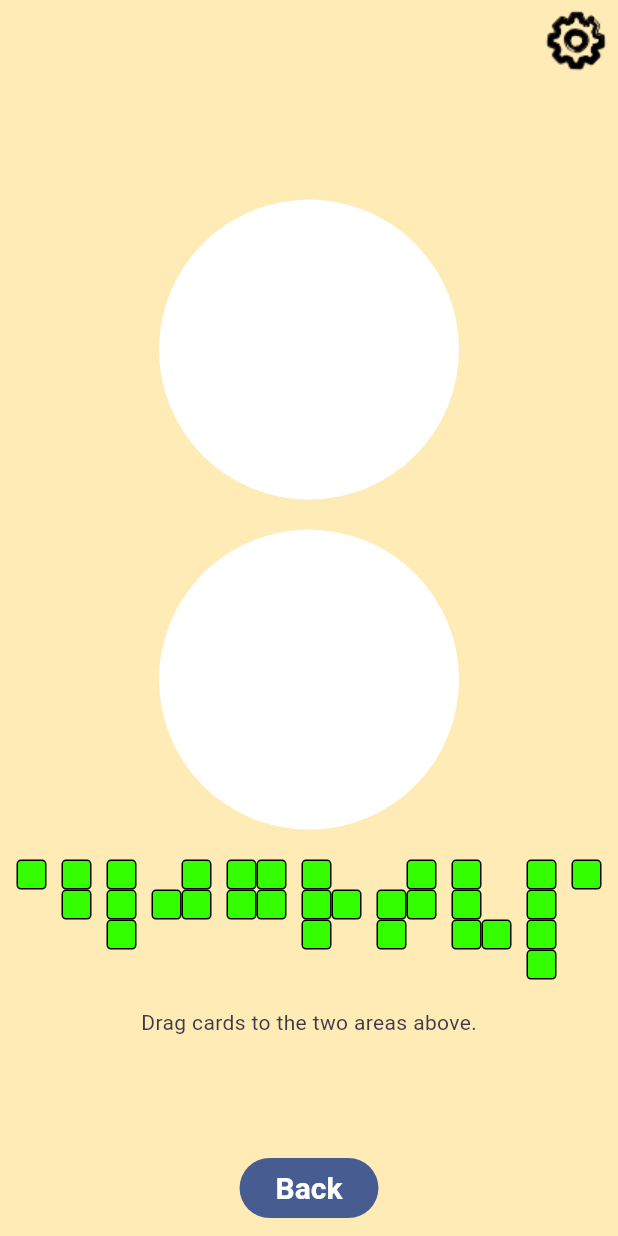
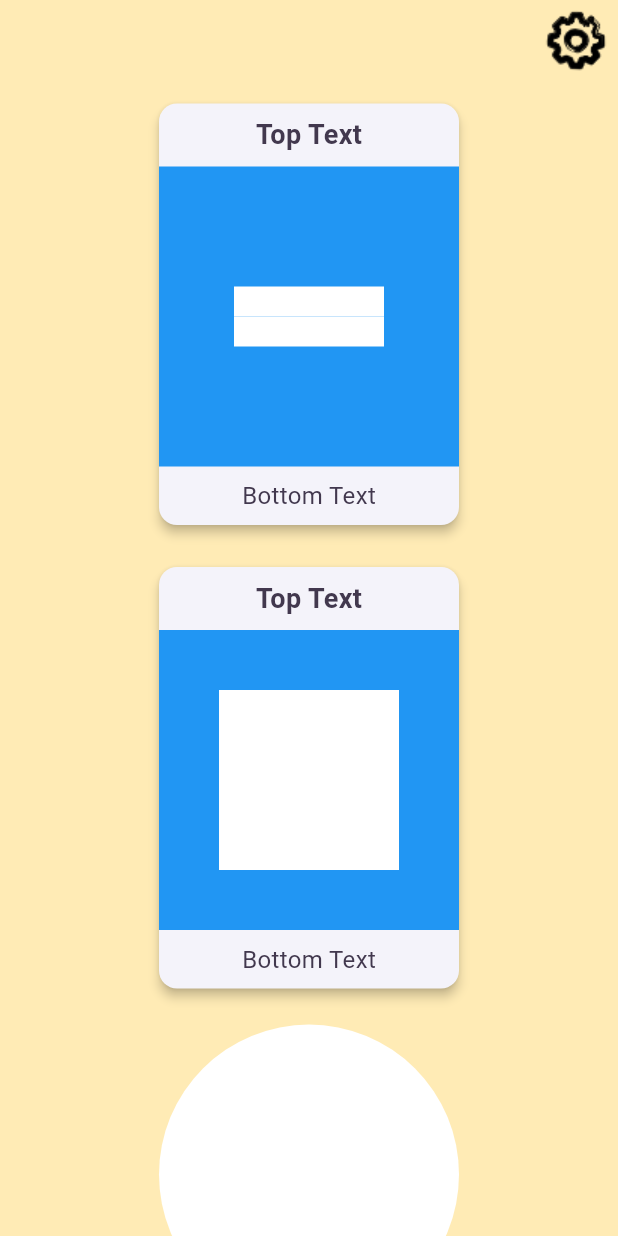
Before and after one commit to agthatch/power_panels, a Flutter app: the PlaySessionScreen screen opened by its route, on a phone screen of 412 x 824 dp. Run offline on Flutter 3.47's test engine with Material 3 defaults, Android fonts, the phone set to English and light mode, and no system bars; our stand-ins replace audioplayers, go_router, shared_preferences; accounts and stored records are empty.

Commit message:
Begin creating panels with drop areas

```diff
--- a/lib/game_internals/card/board_state.dart
+++ b/lib/game_internals/card/board_state.dart
@@ -2,6 +2,7 @@
 // for details. All rights reserved. Use of this source code is governed by a
 // BSD-style license that can be found in the LICENSE file.
 
+import 'package:card/game_internals/panel/panel.dart';
 import 'package:flutter/foundation.dart';
 
 import 'player.dart';
@@ -13,6 +14,10 @@ class BoardState {
   final PlayingArea areaOne = PlayingArea();
 
   final PlayingArea areaTwo = PlayingArea();
+
+  final Panel panelOne = Panel(dimX: 5, dimY: 2);
+
+  final Panel panelTwo = Panel(dimX: 6, dimY: 6);
 
   final Player player = Player();
 
--- /dev/null
+++ b/lib/game_internals/panel/panel.dart
@@ -0,0 +1,33 @@
+import 'dart:async';
+
+import 'package:async/async.dart';
+import 'package:card/game_internals/panel/panel_node.dart';
+
+class Panel {
+  final int dimX;
+  final int dimY;
+
+  late final List<List<PanelNode>> nodes;
+
+  Panel({required this.dimX, required this.dimY}) {
+    nodes = List.generate(dimX, (i) => List.generate(dimY, (j) => PanelNode()));
+  }
+
+  final StreamController<void> _playerChanges =
+      StreamController<void>.broadcast();
+
+  final StreamController<void> _remoteChanges =
+      StreamController<void>.broadcast();
+
+  /// A [Stream] that fires an event every time any change to this area is made.
+  Stream<void> get allChanges =>
+      StreamGroup.mergeBroadcast([remoteChanges, playerChanges]);
+
+  /// A [Stream] that fires an event every time a change is made _locally_,
+  /// by the player.
+  Stream<void> get playerChanges => _playerChanges.stream;
+
+  /// A [Stream] that fires an event every time a change is made _remotely_,
+  /// by another player.
+  Stream<void> get remoteChanges => _remoteChanges.stream;
+}
--- /dev/null
+++ b/lib/game_internals/panel/panel_node.dart
@@ -0,0 +1,4 @@
+class PanelNode {
+  bool highlighted = false;
+  bool occupied = false;
+}
--- a/lib/main_menu/main_menu_screen.dart
+++ b/lib/main_menu/main_menu_screen.dart
@@ -2,9 +2,6 @@
 // for details. All rights reserved. Use of this source code is governed by a
 // BSD-style license that can be found in the LICENSE file.
 
-import 'package:card/game_internals/piece_shapes.dart';
-import 'package:card/game_internals/playing_piece.dart';
-import 'package:card/play_session/playing_piece_widget.dart';
 import 'package:flutter/material.dart';
 import 'package:go_router/go_router.dart';
 import 'package:provider/provider.dart';
--- a/lib/play_session/card/board_widget.dart
+++ b/lib/play_session/card/board_widget.dart
@@ -3,6 +3,7 @@
 // BSD-style license that can be found in the LICENSE file.
 
 import 'package:card/game_internals/card/board_state.dart';
+import 'package:card/play_session/panel_widget.dart';
 import 'package:flutter/material.dart';
 import 'package:provider/provider.dart';
 
@@ -34,6 +35,8 @@ class _BoardWidgetState extends State<BoardWidget> {
             spacing: 20,
             runSpacing: 20,
             children: [
+              PanelWidget(panel: boardState.panelOne),
+              PanelWidget(panel: boardState.panelTwo),
               PlayingAreaWidget(boardState.areaOne),
               PlayingAreaWidget(boardState.areaTwo),
             ],
--- /dev/null
+++ b/lib/play_session/panel_node_widget.dart
@@ -0,0 +1,64 @@
+import 'package:card/game_internals/panel/panel.dart';
+import 'package:card/game_internals/panel/panel_node.dart';
+import 'package:card/play_session/playing_piece_widget.dart';
+import 'package:card/style/palette.dart';
+import 'package:flutter/material.dart';
+import 'package:provider/provider.dart';
+
+class PanelNodeWidget extends StatefulWidget {
+  final Panel panel;
+  final int x;
+  final int y;
+
+  const PanelNodeWidget(
+      {super.key, required this.panel, required this.x, required this.y});
+
+  @override
+  State<StatefulWidget> createState() => _PanelNodeWidgetState();
+}
+
+class _PanelNodeWidgetState extends State<PanelNodeWidget> {
+  @override
+  Widget build(BuildContext context) {
+    PanelNode node = widget.panel.nodes[widget.x][widget.y];
+    final palette = context.watch<Palette>();
+
+    return DragTarget<PlayingPieceDragData>(
+      builder: (context, candidateData, rejectedData) => SizedBox(
+        height: PlayingPieceWidget.width,
+        width: PlayingPieceWidget.width,
+        child: Material(
+          color: node.highlighted ? palette.accept : palette.trueWhite,
+          clipBehavior: Clip.hardEdge,
+          child: StreamBuilder(
+              // Rebuild the card stack whenever the area changes
+              // (either by a player action, or remotely).
+              stream: widget.panel.allChanges,
+              builder: (context, child) => Container()),
+        ),
+      ),
+      onWillAcceptWithDetails: _onDragWillAccept,
+      onLeave: _onDragLeave,
+      onAcceptWithDetails: _onDragAccept,
+    );
+  }
+
+  void _onAreaTap() {}
+
+  void _onDragAccept(DragTargetDetails<PlayingPieceDragData> details) {
+    details.data.holder?.removePiece(details.data.piece);
+    // setState(() => widget.node.occupied = true);
+  }
+
+  void _onDragLeave(PlayingPieceDragData? data) {
+    var node = widget.panel.nodes[widget.x][widget.y];
+    setState(() => node.highlighted = false);
+  }
+
+  bool _onDragWillAccept(DragTargetDetails<PlayingPieceDragData> details) {
+    var node = widget.panel.nodes[widget.x][widget.y];
+    setState(() => node.highlighted = true);
+    //AGT: need to sleep, we need to now go through the nodes and determine if the piece can fit and highlight accordingly
+    return true;
+  }
+}
--- /dev/null
+++ b/lib/play_session/panel_widget.dart
@@ -0,0 +1,81 @@
+import 'dart:core';
+
+import 'package:card/game_internals/panel/panel.dart';
+import 'package:card/play_session/panel_node_widget.dart';
+import 'package:card/play_session/playing_piece_widget.dart';
+import 'package:flutter/material.dart';
+
+class PanelWidget extends StatefulWidget {
+  final Panel panel;
+
+  const PanelWidget({super.key, required this.panel});
+
+  @override
+  State<StatefulWidget> createState() => _PlayingPieceWidgetState();
+}
+
+class _PlayingPieceWidgetState extends State<PanelWidget> {
+  @override
+  Widget build(BuildContext context) {
+    return Card(
+      elevation: 3.0, // Adjust the elevation as needed
+      child: Column(
+        children: [
+          Padding(
+            padding: EdgeInsets.all(8.0),
+            child: Text(
+              'Top Text',
+              style: TextStyle(fontSize: 18.0, fontWeight: FontWeight.bold),
+            ),
+          ),
+          FrameWidget(panel: widget.panel),
+          Padding(
+            padding: EdgeInsets.all(8.0),
+            child: Text(
+              'Bottom Text',
+              style: TextStyle(fontSize: 16.0),
+            ),
+          ),
+        ],
+      ),
+    );
+  }
+}
+
+class FrameWidget extends StatelessWidget {
+  final Panel panel;
+  const FrameWidget({super.key, required this.panel});
+
+  @override
+  Widget build(BuildContext context) {
+    // Replace this with your FrameWidget implementation
+    return Container(
+      width: 200.0,
+      height: 200.0,
+      color: Colors.blue,
+      child: Center(
+        child: SizedBox(
+            height: panel.dimY * PlayingPieceWidget.width,
+            width: panel.dimX * PlayingPieceWidget.width,
+            child: _createFrameGrid(panel, context)),
+      ),
+    );
+  }
+}
+
+Widget _createFrameGrid(Panel panel, BuildContext context) {
+  return GridView.builder(
+      gridDelegate:
+          SliverGridDelegateWithFixedCrossAxisCount(crossAxisCount: panel.dimX),
+      itemCount: panel.dimX * panel.dimY,
+      itemBuilder: (BuildContext context, int index) {
+        int y = (index / panel.dimX).floor();
+        int x = index % panel.dimX;
+
+        return _createNodeWidget(x, y, panel);
+      });
+}
+
+Widget _createNodeWidget(int x, int y, Panel panel) {
+  return PanelNodeWidget(panel: panel, x: x, y: y);
+}
--- a/lib/play_session/playing_piece_widget.dart
+++ b/lib/play_session/playing_piece_widget.dart
@@ -27,7 +27,7 @@ class _PlayingPieceWidgetState extends State<PlayingPieceWidget> {
       transform: Matrix4.identity()
         ..scale(widget.piece.mirrored ? -1.0 : 1.0, 1.0, 1.0)
         ..rotateZ(widget.piece.rotation.degrees() * (3.141592653589793 / 180)),
-      child: Container(
+      child: SizedBox(
           height: widget.piece.maxY * PlayingPieceWidget.width,
           width: widget.piece.maxX * PlayingPieceWidget.width,
           child: _createPieceWidget(widget.piece)),
```
